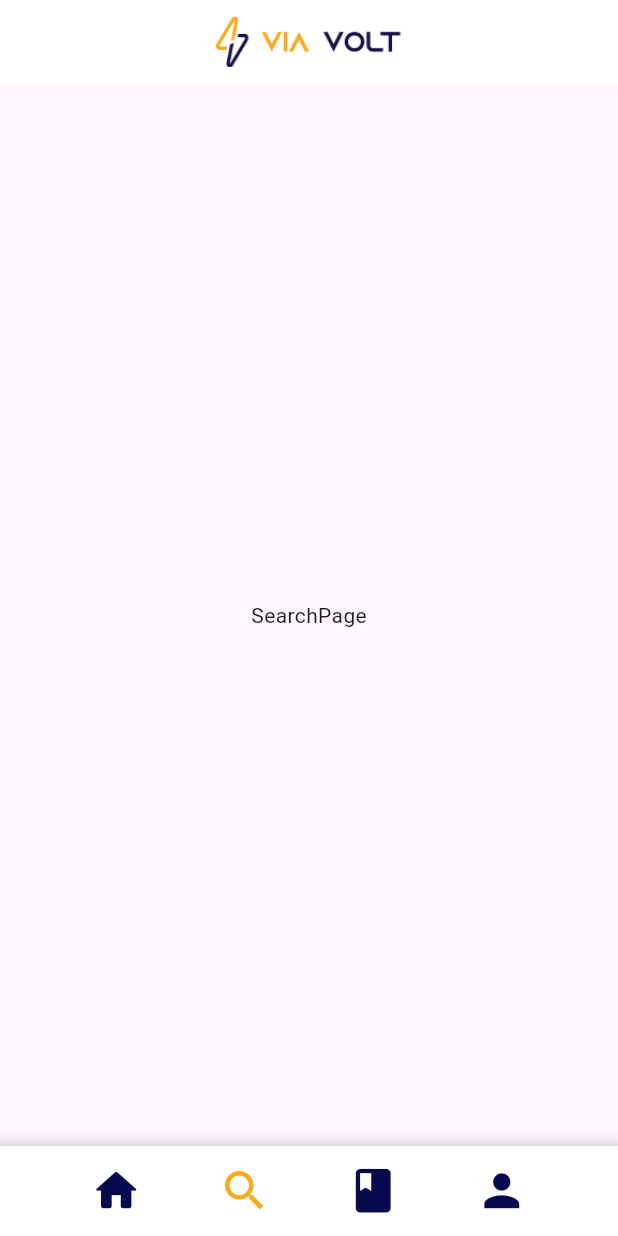
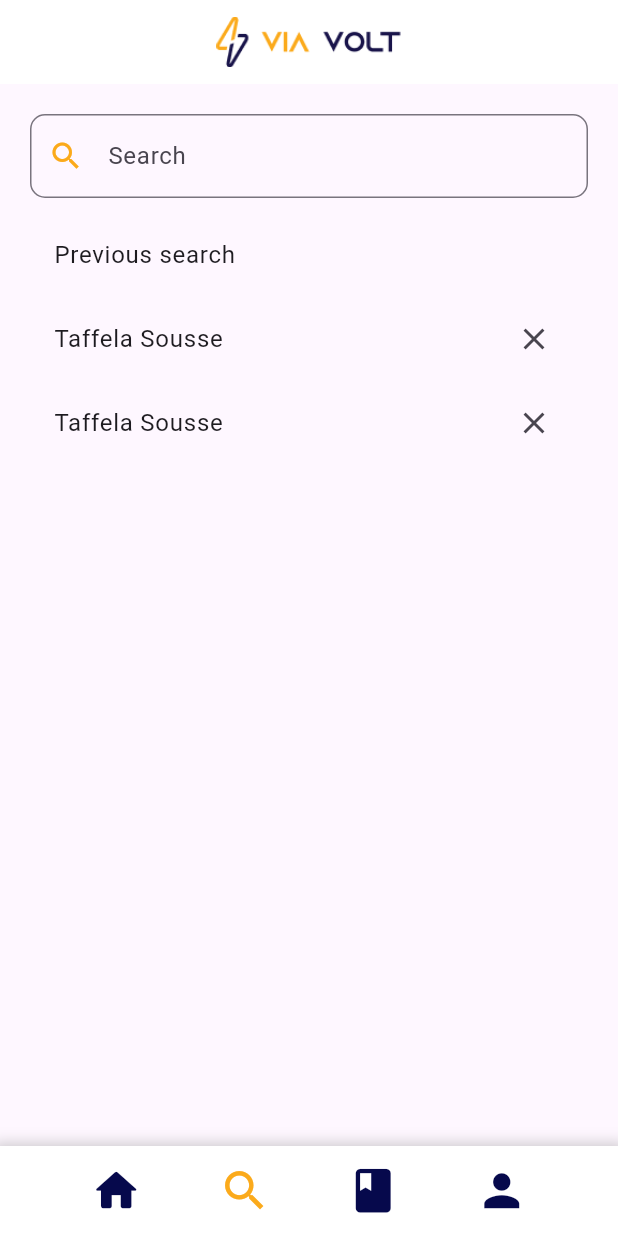
Before and after one commit to maryem-juini/Project-Charging-Electric-Cars, a Flutter app: the screen it shows after launch, item 2 of the bottom bar chosen, on a phone screen of 412 x 824 dp. Run offline on Flutter 3.47's test engine with Material 3 defaults, Android fonts, the light colour scheme and no system bars; our stand-ins replace another_flutter_splash_screen, contained_tab_bar_view; missing offline and left inert: animated_rating_stars, flutter_intl_phone_field.

Commit message:
Booking page and search page

```diff
--- a/lib/Screens/BookingPage.dart
+++ /dev/null
@@ -1,25 +0,0 @@
-import 'package:flutter/material.dart';
-import 'package:project/Screens/Bottom.dart';
-import 'package:project/Screens/Header.dart';
-
-class BookingPage extends StatefulWidget {
-  const BookingPage({super.key});
-
-  @override
-  State<BookingPage> createState() => _BookingPageState();
-}
-
-class _BookingPageState extends State<BookingPage> {
-  @override
-  Widget build(BuildContext context) {
-    return MaterialApp(
-      debugShowCheckedModeBanner: false,
-      home: Scaffold(
-        appBar: HeaderPage(),
-        bottomNavigationBar: BottomPage(selectedIndex: 2),
-        body: const Center(
-          child: Text('BookingPage'),
-        ),
-      ));
-  }
-}
--- a/lib/Screens/Bottom.dart
+++ b/lib/Screens/Bottom.dart
@@ -1,5 +1,5 @@
 import 'package:flutter/material.dart';
-import 'package:project/Screens/BookingPage.dart';
+import 'package:project/Screens/MyBooking.dart';
 import 'package:project/Screens/HomePage.dart';
 import 'package:project/Screens/ProfilePage.dart';
 import 'package:project/Screens/SearchPage.dart';
--- /dev/null
+++ b/lib/Screens/MyBooking.dart
@@ -0,0 +1,246 @@
+import 'package:flutter/material.dart';
+import 'package:project/Screens/Bottom.dart';
+import 'package:project/Screens/Header.dart';
+import 'package:contained_tab_bar_view/contained_tab_bar_view.dart';
+
+class BookingPage extends StatefulWidget {
+  const BookingPage({super.key});
+
+  @override
+  State<BookingPage> createState() => _BookingPageState();
+}
+
+class _BookingPageState extends State<BookingPage> {
+  bool _isSwitched = false; // Moved to be a member variable
+
+  @override
+  Widget build(BuildContext context) {
+    var size = MediaQuery.of(context).size;
+    return MaterialApp(
+      debugShowCheckedModeBanner: false,
+      home: Scaffold(
+        appBar: HeaderPage(),
+        bottomNavigationBar: BottomPage(selectedIndex: 2),
+        body: Column(
+          children: [
+            Container(
+              margin: EdgeInsets.fromLTRB(25, 15, 25, 15),
+              child: Row(
+                mainAxisAlignment: MainAxisAlignment.spaceBetween,
+                children: [
+                  Icon(Icons.arrow_back, color: Color(0xFF06094C), size: 30),
+                  Text('My Bookings',
+                      style: TextStyle(
+                        fontSize: 25,
+                        fontWeight: FontWeight.bold,
+                        color: Color(0xFF06094C),
+                      )),
+                  SizedBox(width: size.width * 0.4),
+                  Icon(Icons.search, color: Color(0xFF06094C), size: 30),
+                ],
+              ),
+            ),
+            Expanded(
+              child: ContainedTabBarView(
+                tabs: [
+                  Container(
+                    padding: EdgeInsets.symmetric(vertical: 15),
+                    child: Text(
+                      'Upcoming',
+                      style: TextStyle(fontSize: 20),
+                    ),
+                  ),
+                  Container(
+                    padding: EdgeInsets.symmetric(vertical: 15),
+                    child: Text(
+                      'Completed',
+                      style: TextStyle(fontSize: 20),
+                    ),
+                  )
+                ],
+                views: [
+                  Column(
+                    children: [
+                      Padding(
+                        padding: const EdgeInsets.all(16.0),
+                        child: Container(
+                          padding: EdgeInsets.all(10),
+                          margin:
+                              EdgeInsets.symmetric(vertical: 5, horizontal: 10),
+                          decoration: BoxDecoration(
+                            boxShadow: [
+                              BoxShadow(
+                                color: Colors.grey.withOpacity(0.5),
+                                spreadRadius: 1,
+                                blurRadius: 2,
+                              ),
+                            ],
+                            color: Color(0xFFE8E8E8), // Background color
+                            border: Border.all(color: Colors.grey),
+                            borderRadius: BorderRadius.circular(10),
+                          ),
+                          child: Column(
+                            crossAxisAlignment: CrossAxisAlignment.start,
+                            children: <Widget>[
+                              Text(
+                                'Oct 10, 2024 at 10:00 AM',
+                                style: TextStyle(
+                                    fontSize: 24, fontWeight: FontWeight.bold),
+                              ),
+                              SwitchListTile(
+                                title: Text('Remind me'),
+                                value: _isSwitched,
+                                onChanged: (bool value) {
+                                  setState(() {
+                                    _isSwitched = value;
+                                  });
+                                },
+                              ),
+                              SizedBox(height: 10),
+                              Divider(
+                                color: const Color.fromARGB(255, 205, 205, 205),
+                              ),
+                              SizedBox(height: 10),
+                              Row(
+                                children: <Widget>[
+                                  Icon(Icons.location_on, color: Colors.orange),
+                                  SizedBox(width: 8),
+                                  Text('Taffela - Sousse',
+                                      style: TextStyle(
+                                        fontSize: 20,
+                                        fontWeight: FontWeight.bold,
+                                      )),
+                                      SizedBox(width: size.width*0.35,),
+                                  Text('15Km',
+                                      style: TextStyle(
+                                        fontSize: 20,
+                                        color: Color(0xFF009D22),
+                                      )),
+                                ],
+                              ),
+                              SizedBox(height: 10),
+                              Divider(
+                                color: const Color.fromARGB(255, 205, 205, 205),
+                              ),
+                              SizedBox(height: 10),
+                              Row(
+                                mainAxisAlignment: MainAxisAlignment.spaceAround,
+                                children: [
+                                  Column(
+                                    children: [
+                                      Text('Charger:',
+                                          style: TextStyle(
+                                            fontSize: 15,
+                                            fontWeight: FontWeight.bold,
+                                            color: Color(0xFF555555),
+                                          )),
+                                      SizedBox(height: 7,),
+                                      Text('Tesla (Plug)'),
+                                    ],
+                                  ),
+                                  Column(
+                                    children: [
+                                      Text('Max Power:',
+                                          style: TextStyle(
+                                            fontSize: 15,
+                                            fontWeight: FontWeight.bold,
+                                            color: Color(0xFF555555),
+                                          )),
+                                      SizedBox(height: 7,),
+                                      Text('100kW'),
+                                    ],
+                                  ),
+                                  Column(
+                                    children: [
+                                      Text('Duration:',
+                                          style: TextStyle(
+                                            fontSize: 15,
+                                            fontWeight: FontWeight.bold,
+                                            color: Color(0xFF555555),
+                                          )),
+                                      SizedBox(height: 7,),
+                                      Text('1 hour'),
+                                    ],
+                                  ),
+                                  Column(
+                                    children: [
+                                      Text('Amount:',
+                                          style: TextStyle(
+                                            fontSize: 15,
+                                            fontWeight: FontWeight.bold,
+                                            color: Color(0xFF555555),
+                                          )),
+                                      SizedBox(height: 7,),
+                                      Text('30 Dinars'),
+                                    ],
+                                  ),
+                                ],
+                              ),
+                              SizedBox(height: 20),
+                              Center(
+                                child: Container(
+                                  height: size.height * 0.06,
+                                  width: size.width * 0.3,
+                                  child: ElevatedButton(
+                                    onPressed: () {},
+                                    child: Text(
+                                      "Cancel Booking",
+                                      style: TextStyle(
+                                          fontSize: 15,
+                                          fontWeight: FontWeight.bold),
+                                    ),
+                                    style: ButtonStyle(
+                                      backgroundColor: MaterialStateProperty
+                                          .resolveWith<Color>(
+                                        (Set<MaterialState> states) {
+                                          if (states.contains(
+                                              MaterialState.hovered)) {
+                                            return Color.fromARGB(
+                                                255, 255, 0, 0);
+                                          }
+                                          return Color(0xFFFBAA1B);
+                                        },
+                                      ),
+                                      foregroundColor:
+                                          MaterialStateProperty.resolveWith(
+                                        (Set<MaterialState> states) {
+                                          if (states.contains(
+                                              MaterialState.hovered)) {
+                                            return Color(0xFFFBAA1B);
+                                          }
+                                          return Color.fromARGB(255, 255, 0, 0);
+                                        },
+                                      ),
+                                      shape: MaterialStateProperty.all<
+                                          RoundedRectangleBorder>(
+                                        RoundedRectangleBorder(
+                                          borderRadius: BorderRadius.circular(
+                                              5.0), // Adjust the radius as needed
+                                        ),
+                                      ),
+                                    ),
+                                  ),
+                                ),
+                              ),
+                            ],
+                          ),
+                        ),
+                      ),
+                    ],
+                  ),
+                  Container()
+                ],
+                onChange: (index) => print(index),
+                tabBarProperties: TabBarProperties(
+                  indicatorColor: Color.fromARGB(255, 232, 232, 232),
+                  labelColor: Color(0xffFBAA1B),
+                  unselectedLabelColor: Color(0xff555555),
+                ),
+              ),
+            ),
+          ],
+        ),
+      ),
+    );
+  }
+}
--- a/lib/Screens/SearchPage.dart
+++ b/lib/Screens/SearchPage.dart
@@ -3,13 +3,15 @@ import 'package:project/Screens/Bottom.dart';
 import 'package:project/Screens/Header.dart';
 
 class SearchPage extends StatefulWidget {
-  const SearchPage({super.key});
+  const SearchPage({Key? key}) : super(key: key);
 
   @override
   State<SearchPage> createState() => _SearchPageState();
 }
 
 class _SearchPageState extends State<SearchPage> {
+  List<String> previousSearches = ['Taffela Sousse', 'Taffela Sousse'];
+
   @override
   Widget build(BuildContext context) {
     return MaterialApp(
@@ -17,9 +19,67 @@ class _SearchPageState extends State<SearchPage> {
       home: Scaffold(
         appBar: HeaderPage(),
         bottomNavigationBar: BottomPage(selectedIndex: 1),
-        body: const Center(
-          child: Text('SearchPage'),
+        body: Container(
+          margin: EdgeInsets.all(20),
+          child: Column(
+            children: <Widget>[
+              Padding(
+                padding: const EdgeInsets.only(bottom: 10),
+                child: TextField(
+                  decoration: InputDecoration(
+                    hintText: 'Search',
+                    prefixIcon: Icon(
+                      Icons.search,
+                      color: Color(0xffFBAA1B),
+                    ),
+                    border: OutlineInputBorder(
+                      borderRadius: BorderRadius.circular(10),
+                    ),
+                    focusedBorder: OutlineInputBorder(
+                      borderSide: BorderSide(
+                        color: Color(0xffFBAA1B),
+                      ), // Set the border color when focused
+                      borderRadius: BorderRadius.circular(10),
+                    ),
+                  ),
+                ),
+              ),
+              ListTile(
+                title: Text('Previous search'),
+              ),
+              Expanded(
+                child: ListView.builder(
+                  itemCount: previousSearches.length,
+                  itemBuilder: (context, index) {
+                    return Dismissible(
+                      key: Key(previousSearches[index]),
+                      onDismissed: (direction) {
+                        setState(() {
+                          if (direction == DismissDirection.startToEnd) {
+                            previousSearches.removeAt(index);
+                          } else {
+                            previousSearches.removeAt(index-1);
+                          }
+                        });
+                        ScaffoldMessenger.of(context).showSnackBar(
+                          SnackBar(
+                            content: Text('Item dismissed'),
+                          ),
+                        );
+                      },
+                      background: Container(color: Colors.red),
+                      child: ListTile(
+                        title: Text(previousSearches[index]),
+                        trailing: Icon(Icons.close),
+                      ),
+                    );
+                  },
+                ),
+              ),
+            ],
+          ),
         ),
-      ));
+      ),
+    );
   }
 }
--- a/lib/main.dart
+++ b/lib/main.dart
@@ -1,5 +1,6 @@
 import 'package:flutter/material.dart';
-import 'package:project/Screens/HomePage.dart';
+import 'package:project/Screens/MyBooking.dart';
+import 'package:project/Screens/SearchPage.dart';
 
 void main() {
   runApp(const MyApp());
@@ -12,7 +13,7 @@ class MyApp extends StatelessWidget {
   Widget build(BuildContext context) {
     return MaterialApp(
       debugShowCheckedModeBanner: false,
-      home: const HomePage(),
+      home: BookingPage(),
     );
   }
 }
--- a/pubspec.yaml
+++ b/pubspec.yaml
@@ -31,7 +31,7 @@ dependencies:
   flutter:
     sdk: flutter
   another_flutter_splash_screen: ^1.2.0
-  footer: ^0.0.4
+  contained_tab_bar_view: ^0.8.0
 
 
 
```
Also changed, not shown: pubspec.lock.
